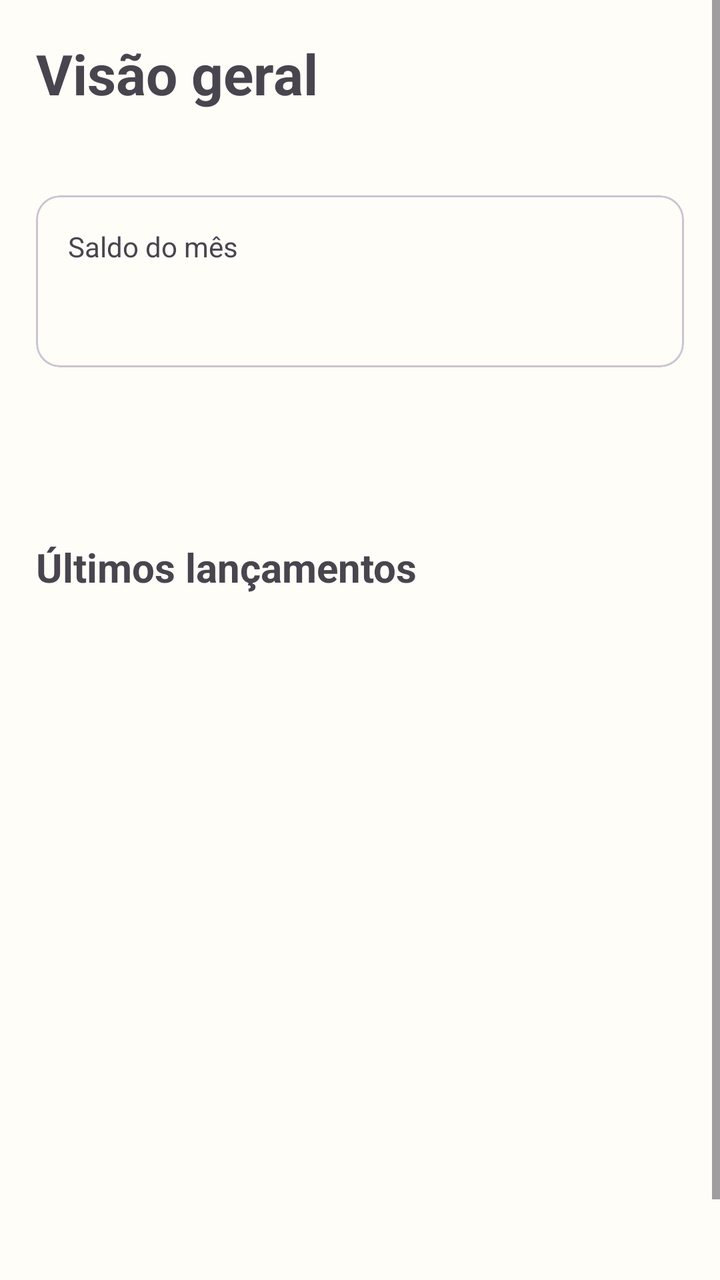
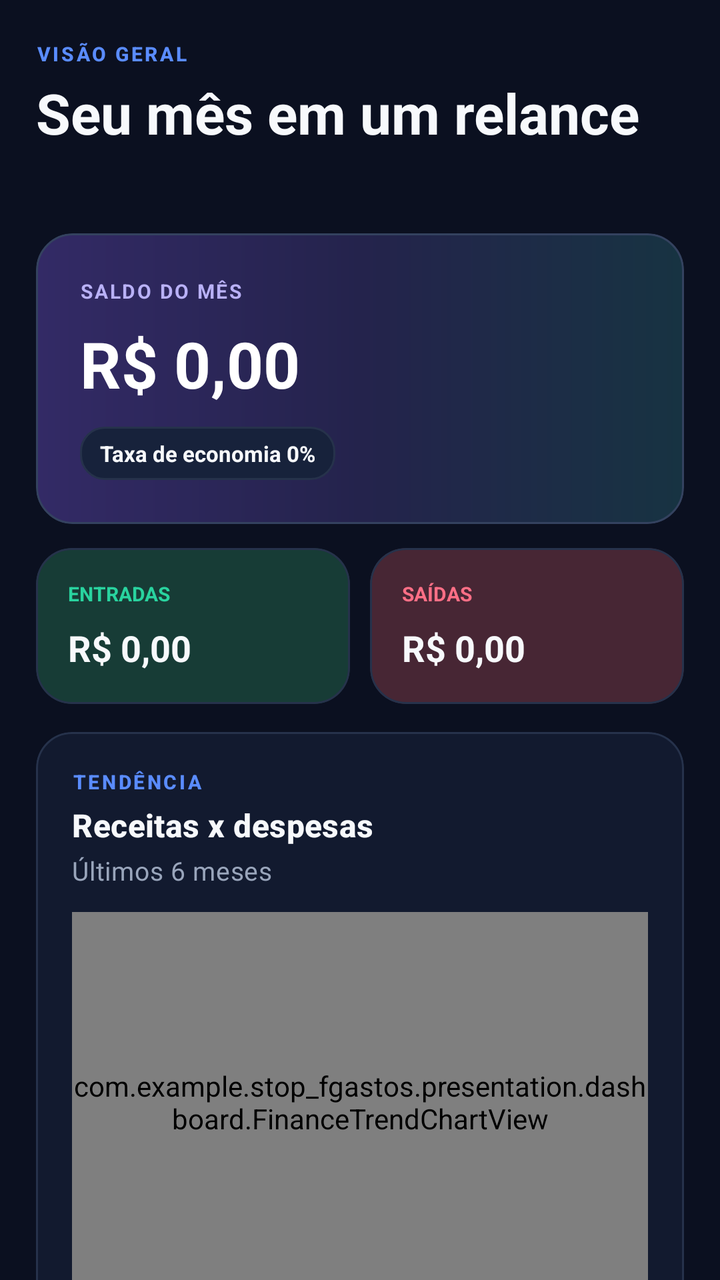

Before-and-after screenshots of an Android layout around one commit, followed by the original layout XML and the change that was made.
<!-- AndroidManifest.xml: application theme Theme.StopGastos -->
<!-- res/layout/fragment_dashboard.xml -->
<?xml version="1.0" encoding="utf-8"?>
<ScrollView xmlns:android="http://schemas.android.com/apk/res/android"
    android:layout_width="match_parent"
    android:layout_height="match_parent">
    <LinearLayout android:layout_width="match_parent" android:layout_height="wrap_content" android:orientation="vertical" android:padding="18dp">
        <TextView android:id="@+id/dashboard_title" android:layout_width="match_parent" android:layout_height="wrap_content" android:text="Visão geral" android:textSize="28sp" android:textStyle="bold" />
        <TextView android:id="@+id/dashboard_month" android:layout_width="match_parent" android:layout_height="wrap_content" android:layout_marginTop="4dp" android:textSize="15sp" />
        <com.google.android.material.card.MaterialCardView android:layout_width="match_parent" android:layout_height="wrap_content" android:layout_marginTop="18dp">
            <LinearLayout android:layout_width="match_parent" android:layout_height="wrap_content" android:orientation="vertical" android:padding="16dp">
                <TextView android:layout_width="wrap_content" android:layout_height="wrap_content" android:text="Saldo do mês" />
                <TextView android:id="@+id/dashboard_balance" android:layout_width="wrap_content" android:layout_height="wrap_content" android:textSize="26sp" android:textStyle="bold" />
            </LinearLayout>
        </com.google.android.material.card.MaterialCardView>
        <LinearLayout android:layout_width="match_parent" android:layout_height="wrap_content" android:orientation="horizontal" android:layout_marginTop="10dp">
            <TextView android:id="@+id/dashboard_income" android:layout_width="0dp" android:layout_height="wrap_content" android:layout_weight="1" android:padding="16dp" android:textSize="18sp" />
            <TextView android:id="@+id/dashboard_expense" android:layout_width="0dp" android:layout_height="wrap_content" android:layout_weight="1" android:padding="16dp" android:textSize="18sp" />
        </LinearLayout>
        <TextView android:layout_width="match_parent" android:layout_height="wrap_content" android:layout_marginTop="20dp" android:text="Últimos lançamentos" android:textSize="20sp" android:textStyle="bold" />
        <androidx.recyclerview.widget.RecyclerView android:id="@+id/dashboard_recycler" android:layout_width="match_parent" android:layout_height="360dp" android:layout_marginTop="8dp" />
    </LinearLayout>
</ScrollView>
<!-- resources referenced by this layout -->
<resources>
  <style name="Theme.StopGastos" parent="Theme.Material3.DayNight.NoActionBar">
          <item name="colorPrimary">@color/primary</item>
          <item name="colorOnPrimary">@color/on_primary</item>
          <item name="colorSecondary">@color/secondary</item>
          <item name="android:colorBackground">@color/surface</item>
          <item name="colorSurface">@color/surface</item>
          <item name="colorError">@color/error</item>
          <item name="android:windowLightStatusBar">true</item>
      </style>
  <color name="primary">#5B5BD6</color>
  <color name="secondary">#008C7A</color>
  <color name="surface">#FFFDF8</color>
  <color name="error">#BA1A1A</color>
  <!-- unchanged entries left out for length: 1 -->
</resources>

<!-- the commit's change to res/layout/fragment_dashboard.xml (unified diff, before → after) -->
@@ -1,21 +1,53 @@
 <?xml version="1.0" encoding="utf-8"?>
-<ScrollView xmlns:android="http://schemas.android.com/apk/res/android"
+<androidx.core.widget.NestedScrollView xmlns:android="http://schemas.android.com/apk/res/android"
+    xmlns:app="http://schemas.android.com/apk/res-auto"
     android:layout_width="match_parent"
-    android:layout_height="match_parent">
-    <LinearLayout android:layout_width="match_parent" android:layout_height="wrap_content" android:orientation="vertical" android:padding="18dp">
-        <TextView android:id="@+id/dashboard_title" android:layout_width="match_parent" android:layout_height="wrap_content" android:text="Visão geral" android:textSize="28sp" android:textStyle="bold" />
-        <TextView android:id="@+id/dashboard_month" android:layout_width="match_parent" android:layout_height="wrap_content" android:layout_marginTop="4dp" android:textSize="15sp" />
-        <com.google.android.material.card.MaterialCardView android:layout_width="match_parent" android:layout_height="wrap_content" android:layout_marginTop="18dp">
-            <LinearLayout android:layout_width="match_parent" android:layout_height="wrap_content" android:orientation="vertical" android:padding="16dp">
-                <TextView android:layout_width="wrap_content" android:layout_height="wrap_content" android:text="Saldo do mês" />
-                <TextView android:id="@+id/dashboard_balance" android:layout_width="wrap_content" android:layout_height="wrap_content" android:textSize="26sp" android:textStyle="bold" />
+    android:layout_height="match_parent"
+    android:background="@color/background"
+    android:clipToPadding="false"
+    android:fillViewport="true">
+
+    <LinearLayout android:layout_width="match_parent" android:layout_height="wrap_content" android:orientation="vertical" android:paddingStart="@dimen/screen_padding" android:paddingEnd="@dimen/screen_padding" android:paddingTop="20dp" android:paddingBottom="24dp">
+        <TextView android:layout_width="wrap_content" android:layout_height="wrap_content" android:text="VISÃO GERAL" android:textAppearance="@style/TextAppearance.StopGastos.Eyebrow" />
+        <TextView android:id="@+id/dashboard_title" android:layout_width="match_parent" android:layout_height="wrap_content" android:layout_marginTop="4dp" android:text="Seu mês em um relance" android:textAppearance="@style/TextAppearance.StopGastos.Title" />
+        <TextView android:id="@+id/dashboard_month" android:layout_width="match_parent" android:layout_height="wrap_content" android:layout_marginTop="6dp" android:textAppearance="@style/TextAppearance.StopGastos.BodyMuted" />
+
+        <com.google.android.material.card.MaterialCardView android:layout_width="match_parent" android:layout_height="wrap_content" android:layout_marginTop="18dp" app:cardBackgroundColor="@color/transparent" app:cardCornerRadius="18dp" app:cardElevation="0dp" app:strokeWidth="0dp">
+            <LinearLayout android:layout_width="match_parent" android:layout_height="wrap_content" android:background="@drawable/bg_hero_gradient" android:orientation="vertical" android:padding="22dp">
+                <TextView android:layout_width="wrap_content" android:layout_height="wrap_content" android:text="SALDO DO MÊS" android:textColor="#B9B1F7" android:textSize="10sp" android:textStyle="bold" android:letterSpacing="0.09" />
+                <TextView android:id="@+id/dashboard_balance" android:layout_width="match_parent" android:layout_height="wrap_content" android:layout_marginTop="8dp" android:text="R$ 0,00" android:textColor="@color/white" android:textSize="32sp" android:textStyle="bold" />
+                <TextView android:id="@+id/dashboard_savings" android:layout_width="wrap_content" android:layout_height="wrap_content" android:layout_marginTop="10dp" android:background="@drawable/bg_input" android:paddingHorizontal="10dp" android:paddingVertical="6dp" android:text="Taxa de economia 0%" android:textColor="@color/text_primary" android:textSize="11sp" android:textStyle="bold" />
             </LinearLayout>
         </com.google.android.material.card.MaterialCardView>
-        <LinearLayout android:layout_width="match_parent" android:layout_height="wrap_content" android:orientation="horizontal" android:layout_marginTop="10dp">
-            <TextView android:id="@+id/dashboard_income" android:layout_width="0dp" android:layout_height="wrap_content" android:layout_weight="1" android:padding="16dp" android:textSize="18sp" />
-            <TextView android:id="@+id/dashboard_expense" android:layout_width="0dp" android:layout_height="wrap_content" android:layout_weight="1" android:padding="16dp" android:textSize="18sp" />
+
+        <LinearLayout android:layout_width="match_parent" android:layout_height="wrap_content" android:layout_marginTop="12dp" android:baselineAligned="false" android:orientation="horizontal">
+            <com.google.android.material.card.MaterialCardView style="@style/Widget.StopGastos.Card" android:layout_width="0dp" android:layout_height="wrap_content" android:layout_weight="1" app:cardBackgroundColor="@color/income_soft">
+                <LinearLayout android:layout_width="match_parent" android:layout_height="wrap_content" android:orientation="vertical" android:padding="16dp">
+                    <TextView android:layout_width="wrap_content" android:layout_height="wrap_content" android:text="ENTRADAS" android:textColor="@color/income" android:textSize="10sp" android:textStyle="bold" />
+                    <TextView android:id="@+id/dashboard_income" android:layout_width="match_parent" android:layout_height="wrap_content" android:layout_marginTop="8dp" android:text="R$ 0,00" android:textColor="@color/text_primary" android:textSize="18sp" android:textStyle="bold" />
+                </LinearLayout>
+            </com.google.android.material.card.MaterialCardView>
+            <Space android:layout_width="10dp" android:layout_height="1dp" />
+            <com.google.android.material.card.MaterialCardView style="@style/Widget.StopGastos.Card" android:layout_width="0dp" android:layout_height="wrap_content" android:layout_weight="1" app:cardBackgroundColor="@color/expense_soft">
+                <LinearLayout android:layout_width="match_parent" android:layout_height="wrap_content" android:orientation="vertical" android:padding="16dp">
+                    <TextView android:layout_width="wrap_content" android:layout_height="wrap_content" android:text="SAÍDAS" android:textColor="@color/expense" android:textSize="10sp" android:textStyle="bold" />
+                    <TextView android:id="@+id/dashboard_expense" android:layout_width="match_parent" android:layout_height="wrap_content" android:layout_marginTop="8dp" android:text="R$ 0,00" android:textColor="@color/text_primary" android:textSize="18sp" android:textStyle="bold" />
+                </LinearLayout>
+            </com.google.android.material.card.MaterialCardView>
         </LinearLayout>
-        <TextView android:layout_width="match_parent" android:layout_height="wrap_content" android:layout_marginTop="20dp" android:text="Últimos lançamentos" android:textSize="20sp" android:textStyle="bold" />
-        <androidx.recyclerview.widget.RecyclerView android:id="@+id/dashboard_recycler" android:layout_width="match_parent" android:layout_height="360dp" android:layout_marginTop="8dp" />
+
+        <com.google.android.material.card.MaterialCardView style="@style/Widget.StopGastos.Card" android:layout_width="match_parent" android:layout_height="wrap_content" android:layout_marginTop="14dp">
+            <LinearLayout android:layout_width="match_parent" android:layout_height="wrap_content" android:orientation="vertical" android:padding="18dp">
+                <TextView android:layout_width="wrap_content" android:layout_height="wrap_content" android:text="TENDÊNCIA" android:textAppearance="@style/TextAppearance.StopGastos.Eyebrow" />
+                <TextView android:layout_width="match_parent" android:layout_height="wrap_content" android:layout_marginTop="4dp" android:text="Receitas x despesas" android:textAppearance="@style/TextAppearance.StopGastos.Section" />
+                <TextView android:layout_width="match_parent" android:layout_height="wrap_content" android:layout_marginTop="3dp" android:text="Últimos 6 meses" android:textAppearance="@style/TextAppearance.StopGastos.BodyMuted" />
+                <com.example.stop_fgastos.presentation.dashboard.FinanceTrendChartView android:id="@+id/dashboard_trend_chart" android:layout_width="match_parent" android:layout_height="190dp" android:layout_marginTop="12dp" />
+            </LinearLayout>
+        </com.google.android.material.card.MaterialCardView>
+
+        <TextView android:layout_width="wrap_content" android:layout_height="wrap_content" android:layout_marginTop="20dp" android:text="ATIVIDADE" android:textAppearance="@style/TextAppearance.StopGastos.Eyebrow" />
+        <TextView android:layout_width="wrap_content" android:layout_height="wrap_content" android:layout_marginTop="3dp" android:text="Últimos lançamentos" android:textAppearance="@style/TextAppearance.StopGastos.Section" />
+        <TextView android:id="@+id/dashboard_empty" android:layout_width="match_parent" android:layout_height="wrap_content" android:layout_marginTop="12dp" android:background="@drawable/bg_input" android:gravity="center" android:padding="24dp" android:text="✨ Seus lançamentos aparecerão aqui." android:textColor="@color/text_muted" android:textSize="13sp" android:visibility="gone" />
+        <androidx.recyclerview.widget.RecyclerView android:id="@+id/dashboard_recycler" android:layout_width="match_parent" android:layout_height="wrap_content" android:layout_marginTop="10dp" android:nestedScrollingEnabled="false" android:clipToPadding="false" />
     </LinearLayout>
-</ScrollView>
+</androidx.core.widget.NestedScrollView>
<!-- resource entries referenced after the edit -->
@@ -1,18 +1,85 @@
 <!-- resources referenced by this layout -->
 <resources>
-  <style name="Theme.StopGastos" parent="Theme.Material3.DayNight.NoActionBar">
+  <color name="background">#0B1020</color>
+  <color name="expense">#FF6F86</color>
+  <color name="expense_soft">#472634</color>
+  <color name="income">#29D39F</color>
+  <color name="income_soft">#173C36</color>
+  <color name="text_muted">#99A5BB</color>
+  <color name="text_primary">#F7F9FC</color>
+  <color name="transparent">#00000000</color>
+  <color name="white">#FFFFFF</color>
+  <dimen name="screen_padding">18dp</dimen>
+  <!-- drawable bg_hero_gradient (drawable) -->
+  <shape xmlns:android="http://schemas.android.com/apk/res/android" android:shape="rectangle">
+      <corners android:radius="18dp" />
+      <gradient android:angle="0" android:startColor="#332A66" android:centerColor="#24234C" android:endColor="#173342" />
+      <stroke android:width="1dp" android:color="@color/line_strong" />
+  </shape>
+  <!-- drawable bg_input (drawable) -->
+  <shape xmlns:android="http://schemas.android.com/apk/res/android" android:shape="rectangle">
+      <solid android:color="@color/surface_2" />
+      <stroke android:width="1dp" android:color="@color/line" />
+      <corners android:radius="12dp" />
+      <padding android:left="12dp" android:top="9dp" android:right="12dp" android:bottom="9dp" />
+  </shape>
+  <style name="TextAppearance.StopGastos.BodyMuted" parent="TextAppearance.Material3.BodyMedium">
+          <item name="android:textColor">@color/text_muted</item>
+          <item name="android:textSize">13sp</item>
+      </style>
+  <style name="TextAppearance.StopGastos.Eyebrow" parent="TextAppearance.Material3.LabelSmall">
+          <item name="android:textColor">@color/primary_2</item>
+          <item name="android:textStyle">bold</item>
+          <item name="android:letterSpacing">0.12</item>
+          <item name="android:textAllCaps">true</item>
+          <item name="android:textSize">10sp</item>
+      </style>
+  <style name="TextAppearance.StopGastos.Section" parent="TextAppearance.Material3.TitleMedium">
+          <item name="android:textColor">@color/text_primary</item>
+          <item name="android:textStyle">bold</item>
+          <item name="android:textSize">16sp</item>
+      </style>
+  <style name="TextAppearance.StopGastos.Title" parent="TextAppearance.Material3.HeadlineMedium">
+          <item name="android:textColor">@color/text_primary</item>
+          <item name="android:textStyle">bold</item>
+          <item name="android:textSize">28sp</item>
+      </style>
+  <style name="Widget.StopGastos.Card" parent="Widget.Material3.CardView.Elevated">
+          <item name="cardBackgroundColor">@color/surface</item>
+          <item name="cardCornerRadius">18dp</item>
+          <item name="cardElevation">0dp</item>
+          <item name="strokeColor">@color/line</item>
+          <item name="strokeWidth">1dp</item>
+      </style>
+  <style name="Theme.StopGastos" parent="Theme.Material3.Dark.NoActionBar">
           <item name="colorPrimary">@color/primary</item>
           <item name="colorOnPrimary">@color/on_primary</item>
+          <item name="colorPrimaryContainer">@color/primary_soft</item>
+          <item name="colorOnPrimaryContainer">@color/text_primary</item>
           <item name="colorSecondary">@color/secondary</item>
-          <item name="android:colorBackground">@color/surface</item>
           <item name="colorSurface">@color/surface</item>
-          <item name="colorError">@color/error</item>
-          <item name="android:windowLightStatusBar">true</item>
+          <item name="colorSurfaceVariant">@color/surface_2</item>
+          <item name="colorOnSurface">@color/text_primary</item>
+          <item name="colorOnSurfaceVariant">@color/text_muted</item>
+          <item name="colorOutline">@color/line</item>
+          <item name="colorError">@color/danger</item>
+          <item name="android:colorBackground">@color/background</item>
+          <item name="android:windowBackground">@color/background</item>
+          <item name="android:statusBarColor">@color/background</item>
+          <item name="android:navigationBarColor">@color/background</item>
+          <item name="android:windowLightStatusBar">false</item>
+          <item name="android:windowLightNavigationBar">false</item>
+          <item name="android:windowNoTitle">true</item>
       </style>
-  <color name="primary">#5B5BD6</color>
-  <color name="secondary">#008C7A</color>
-  <color name="surface">#FFFDF8</color>
-  <color name="error">#BA1A1A</color>
+  <color name="line_strong">#34425F</color>
+  <color name="surface_2">#17223B</color>
+  <color name="line">#26324B</color>
+  <color name="primary_2">#5A8CFF</color>
+  <color name="primary">#7B61FF</color>
+  <color name="primary_soft">#2A2457</color>
+  <color name="secondary">#16C7B7</color>
+  <color name="danger">#FF5F6D</color>
+  <color name="surface">#121A2F</color>
   <!-- unchanged entries left out for length: 1 -->
 </resources>
 
